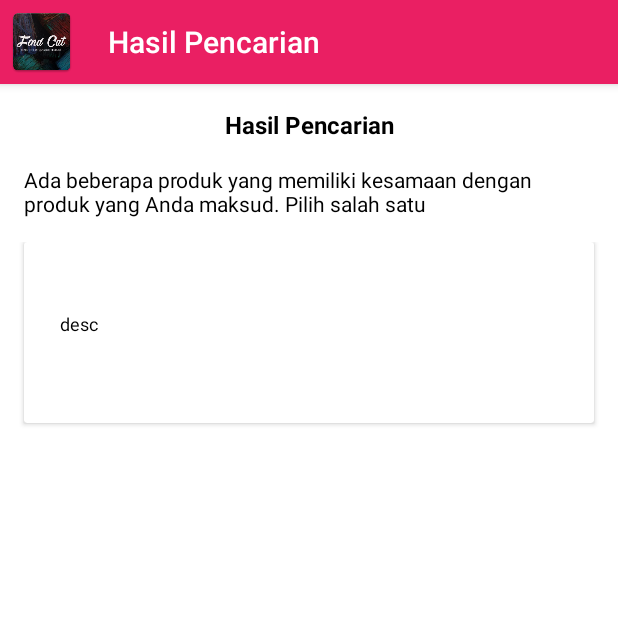
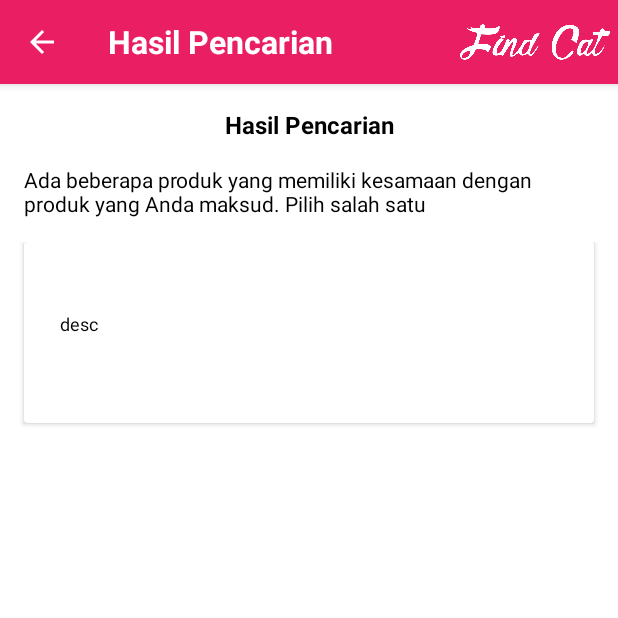
Before and after one commit to sidrive/findcat, an Android app: the RelatedProductActivity screen opened directly, with no data from a screen before it, on a phone screen of 412 x 824 dp, the top half of it. Run offline under Robolectric (Android 15) with nearby library versions, the phone set to English and light mode, and no system bars; our stand-ins replace ButterKnife; 7 statements that could not run were skipped.

Commit message:
add custom toolbar

```diff
--- a/app/build.gradle
+++ b/app/build.gradle
@@ -17,7 +17,7 @@ android {
     }
     buildTypes {
         release {
-            debuggable true;
+            //debuggable true;
             minifyEnabled false
             proguardFiles getDefaultProguardFile('proguard-android.txt'), 'proguard-rules.pro'
         }
--- a/app/src/main/java/id/findcat/app/view/product/RelatedProductActivity.java
+++ b/app/src/main/java/id/findcat/app/view/product/RelatedProductActivity.java
@@ -1,5 +1,6 @@
 package id.findcat.app.view.product;
 
+import android.annotation.SuppressLint;
 import android.os.Bundle;
 import android.support.annotation.Nullable;
 import android.support.v7.app.AppCompatActivity;
@@ -7,13 +8,17 @@ import android.support.v7.widget.LinearLayoutManager;
 import android.support.v7.widget.RecyclerView;
 import android.support.v7.widget.Toolbar;
 import android.view.MenuItem;
-
+import android.widget.TextView;
+import butterknife.BindView;
+import butterknife.ButterKnife;
 import id.findcat.app.R;
-import id.findcat.app.database.entity.ProductHistory;
-import id.findcat.app.utils.ActivityUtils;
-
 import id.findcat.app.api.Search.Response;
 import id.findcat.app.api.Search.Response.Result;
+import id.findcat.app.database.entity.ProductHistory;
+import id.findcat.app.database.entity.ProductHistory.Controller;
+import id.findcat.app.utils.ActivityUtils;
+import id.findcat.app.view.product.RelatedProductAdapter.OnAdapterListener;
+import id.findcat.app.view.product.SingleProductActivity.Param;
 import java.util.ArrayList;
 import java.util.List;
 
@@ -24,8 +29,11 @@ import java.util.List;
 public class RelatedProductActivity extends AppCompatActivity {
 
   public static final String paramKey = RelatedProductActivity.class.getName().concat("1");
+  @BindView(R.id.tvTitleToolbar)
+  TextView tvTitleToolbar;
 
   public static class Param {
+
     public Response products;
   }
 
@@ -37,6 +45,7 @@ public class RelatedProductActivity extends AppCompatActivity {
   protected void onCreate(@Nullable Bundle savedInstanceState) {
     super.onCreate(savedInstanceState);
     setContentView(R.layout.activity_related_product);
+    ButterKnife.bind(this);
     param = ActivityUtils.getParam(this, paramKey, Param.class);
 
     init();
@@ -45,8 +54,9 @@ public class RelatedProductActivity extends AppCompatActivity {
 
   @Override
   public boolean onOptionsItemSelected(MenuItem item) {
-        if (item.getItemId() == android.R.id.home)
+    if (item.getItemId() == android.R.id.home) {
       onBackPressed();
+    }
     return false;
   }
 
@@ -71,30 +81,37 @@ public class RelatedProductActivity extends AppCompatActivity {
     adapter.notifyDataSetChanged();
   }
 
+  @SuppressLint("RestrictedApi")
   private void init() {
     setSupportActionBar(((Toolbar) findViewById(R.id.toolbar)));
     if (getSupportActionBar() != null)
-            getSupportActionBar().setDisplayHomeAsUpEnabled(true);
-        getSupportActionBar().setTitle("Hasil Pencarian");
+      tvTitleToolbar.setText("Hasil Pencarian");
+            /*getSupportActionBar().setDisplayHomeAsUpEnabled(true);
+            getSupportActionBar().setHomeButtonEnabled(true);
+            getSupportActionBar().setTitle("Hasil Pencarian");*/ {
       products = new ArrayList<>();
+    }
     adapter = new RelatedProductAdapter(this, products, onAdapterListener);
-        ((RecyclerView) findViewById(R.id.recycler_products)).setLayoutManager(new LinearLayoutManager(this));
+    ((RecyclerView) findViewById(R.id.recycler_products))
+        .setLayoutManager(new LinearLayoutManager(this));
     ((RecyclerView) findViewById(R.id.recycler_products)).setHasFixedSize(true);
     ((RecyclerView) findViewById(R.id.recycler_products)).setAdapter(adapter);
   }
 
   private void saveHistory(Product product) {
-        ProductHistory.Controller productHistoryController = new ProductHistory.Controller(this);
+    Controller productHistoryController = new Controller(this);
     productHistoryController.insert(product);
   }
 
-    private RelatedProductAdapter.OnAdapterListener onAdapterListener = position -> {
+  private OnAdapterListener onAdapterListener = position -> {
     Product product = products.get(position);
 
     SingleProductActivity.Param param = new SingleProductActivity.Param();
     param.product = product;
 
     saveHistory(product);
-        ActivityUtils.startActivityWParam(this, SingleProductActivity.class, SingleProductActivity.paramKey, param);
+    ActivityUtils
+        .startActivityWParam(this, SingleProductActivity.class, SingleProductActivity.paramKey,
+            param);
   };
 }
--- /dev/null
+++ b/app/src/main/res/drawable/ic_arrow_back_white_24dp.xml
@@ -0,0 +1,9 @@
+<vector xmlns:android="http://schemas.android.com/apk/res/android"
+        android:width="24dp"
+        android:height="24dp"
+        android:viewportWidth="24.0"
+        android:viewportHeight="24.0">
+    <path
+        android:fillColor="#FFFFFF"
+        android:pathData="M20,11H7.83l5.59,-5.59L12,4l-8,8 8,8 1.41,-1.41L7.83,13H20v-2z"/>
+</vector>
--- a/app/src/main/res/layout/activity_history.xml
+++ b/app/src/main/res/layout/activity_history.xml
@@ -28,7 +28,7 @@
             android:id="@+id/recycler_history"
             android:layout_width="match_parent"
             android:layout_height="match_parent"
-            android:layout_margin="16dp"
+            android:layout_margin="8dp"
             android:overScrollMode="never" />
 
         <TextView
--- a/app/src/main/res/layout/base_toolbar.xml
+++ b/app/src/main/res/layout/base_toolbar.xml
@@ -5,5 +5,25 @@
   android:layout_width="match_parent"
   android:layout_height="?attr/actionBarSize"
   android:background="?attr/colorPrimary"
-  app:navigationIcon="@mipmap/ic_launcher"
-  app:popupTheme="@style/AppTheme.PopupOverlay"/>
+  app:navigationIcon="@drawable/ic_arrow_back_white_24dp"
+  app:popupTheme="@style/AppTheme.PopupOverlay">
+  <RelativeLayout
+    android:layout_width="match_parent"
+    android:layout_height="match_parent">
+    <TextView
+      android:id="@+id/tvTitleToolbar"
+      android:textStyle="bold"
+      android:textSize="21dp"
+      android:textColor="@android:color/white"
+      android:gravity="center"
+      android:text="@string/app_name"
+      android:layout_width="wrap_content"
+      android:layout_height="match_parent" />
+    <ImageView
+      android:layout_alignParentRight="true"
+      android:src="@drawable/resizeimage"
+      android:layout_margin="5dp"
+      android:layout_width="100dp"
+      android:layout_height="?attr/actionBarSize" />
+  </RelativeLayout>
+</android.support.v7.widget.Toolbar>
```
Also changed, not shown: app/src/main/java/id/findcat/app/view/history/HistoryActivity.java (+43 -13 lines), app/src/main/java/id/findcat/app/view/history/HistoryAdapter.java (+6 -3 lines), app/src/main/java/id/findcat/app/view/product/SingleProductActivity.java (+27 -19 lines), app/src/main/java/id/findcat/app/view/video/VideoActivity.java (+42 -11 lines), app/src/main/res/menu/custom.xml (added, +8 -0 lines), app/src/main/res/drawable-hdpi/ic_icon_bar_left.png (added), app/src/main/res/drawable-mdpi/ic_icon_bar_left.png (added), app/src/main/res/drawable-xhdpi/ic_icon_bar_left.png (added), app/src/main/res/drawable-xxhdpi/ic_icon_bar_left.png (added), app/src/main/res/drawable/findcat.png (added), app/src/main/res/drawable/resizeimage.png (added), 1 other file. Lines whose indentation alone changed are shown as unchanged.
